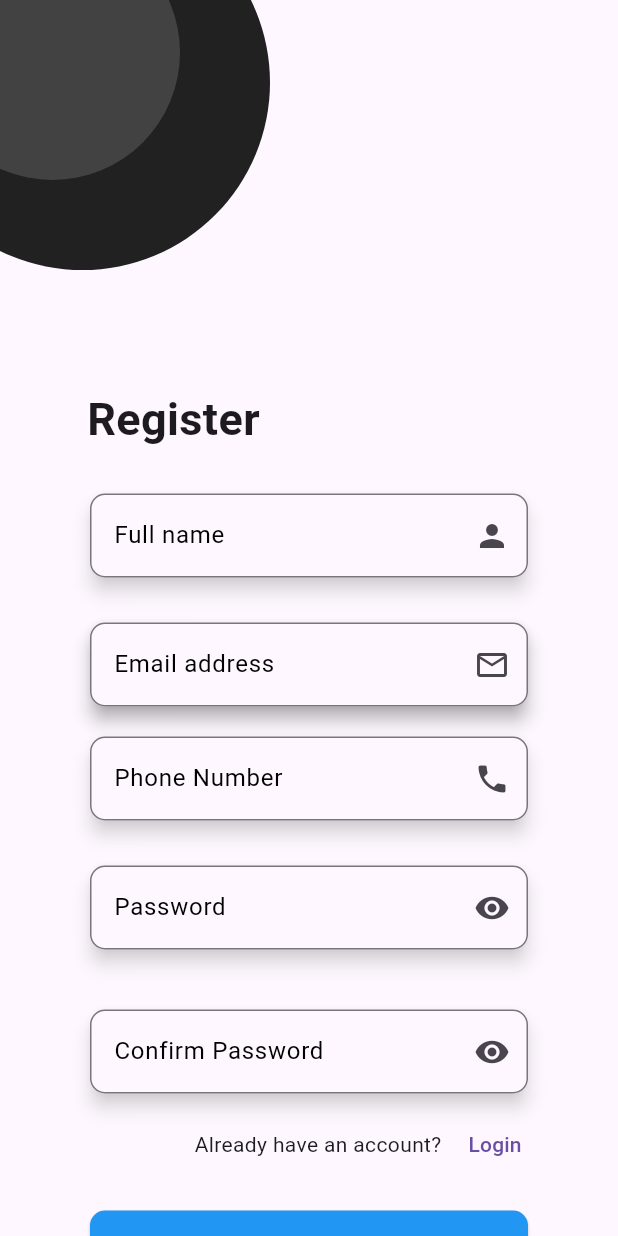
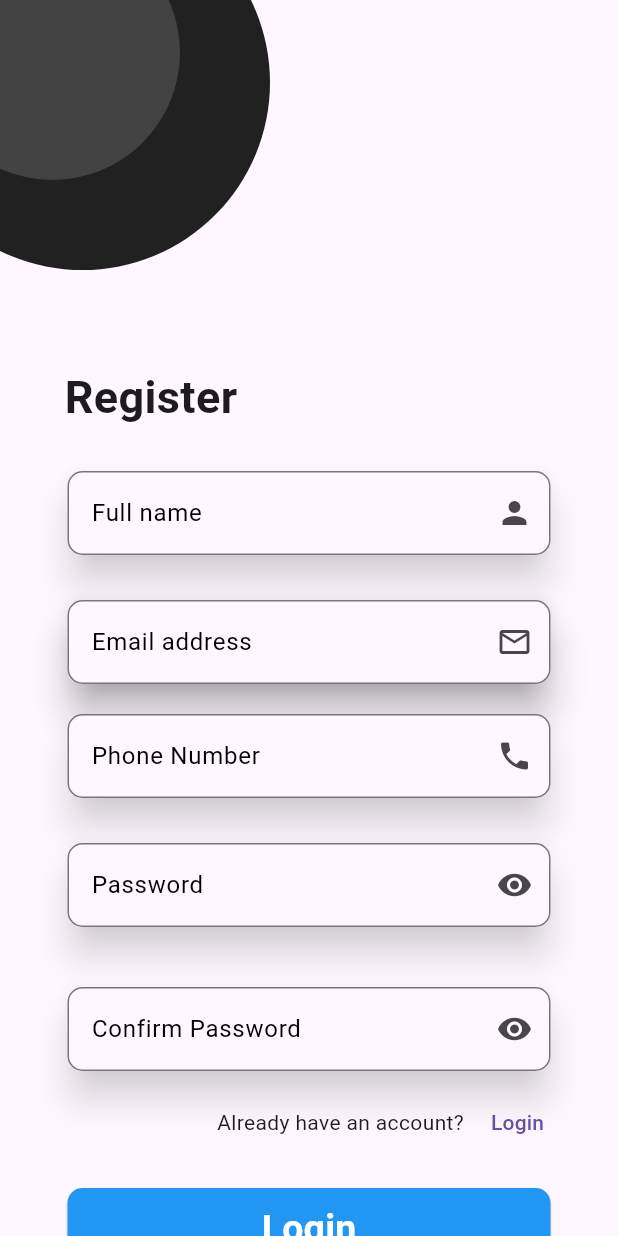
Before and after one commit to emmyliano/deebug_emp, a Flutter app: the screen it shows after launch, after a tap on "Register", on a phone screen of 412 x 824 dp. Run offline on Flutter 3.47's test engine with Material 3 defaults, Android fonts, the phone set to English and light mode, and no system bars.

Commit message:
fixed bugs

```diff
--- a/lib/forgot_password.dart
+++ b/lib/forgot_password.dart
@@ -53,7 +53,7 @@ class _ForgotPasswordState extends State<ForgotPassword> {
 
                 Center(
                     child: Padding(
-                      padding: const EdgeInsets.all(50),
+                      padding: const EdgeInsets.all(35),
                       child: Column(
                           mainAxisAlignment: MainAxisAlignment.center,
                           children: [
@@ -81,7 +81,7 @@ class _ForgotPasswordState extends State<ForgotPassword> {
                             Padding(
                               padding: const EdgeInsets.all(10),
                               child: Material(
-                                elevation: 5.0,
+                                elevation: 10.0,
                                 shadowColor: Colors.grey.withOpacity(0.5),
                                 borderRadius: BorderRadius.circular(10.0),
                                 child: TextField(
--- a/lib/register.dart
+++ b/lib/register.dart
@@ -54,7 +54,8 @@ class _SignUpState extends State<SignUp> {
               ),
 
                 Center(
-                    child: Padding(padding: const EdgeInsets.all(50),
+                    child: Padding(
+                      padding: const EdgeInsets.all(35),
                       child: Column(
                           mainAxisAlignment: MainAxisAlignment.center,
                           children: [
@@ -82,7 +83,7 @@ class _SignUpState extends State<SignUp> {
 
                             Padding(padding: const EdgeInsets.all(10),
                               child: Material(
-                                elevation: 5.0,
+                                elevation: 10,
                                 shadowColor: Colors.grey.withOpacity(0.5),
                                 borderRadius: BorderRadius.circular(10.0),
                                 child: TextField(
@@ -118,7 +119,7 @@ class _SignUpState extends State<SignUp> {
                             Padding(
                               padding: const EdgeInsets.all(10),
                               child: Material(
-                                elevation: 5.0,
+                                elevation: 10,
                                 shadowColor: Colors.grey.withOpacity(1.0),
                                 borderRadius: BorderRadius.circular(10.0),
                                 child: TextField(
@@ -154,7 +155,7 @@ class _SignUpState extends State<SignUp> {
                             Padding(
                               padding: const EdgeInsets.all(10),
                               child: Material(
-                                elevation: 5.0,
+                                elevation: 10,
                                 shadowColor: Colors.grey.withOpacity(0.5),
                                 borderRadius: BorderRadius.circular(10.0),
                                 child: TextField(
@@ -192,7 +193,7 @@ class _SignUpState extends State<SignUp> {
                             Padding(
                               padding: const EdgeInsets.all(10),
                               child: Material(
-                                elevation: 5.0,
+                                elevation: 10,
                                 shadowColor: Colors.grey.withOpacity(0.5),
                                 borderRadius: BorderRadius.circular(10.0),
                                 child: TextField(
@@ -237,7 +238,7 @@ class _SignUpState extends State<SignUp> {
                             Padding(
                               padding: const EdgeInsets.all(10),
                               child: Material(
-                                elevation: 5.0,
+                                elevation: 10,
                                 shadowColor: Colors.grey.withOpacity(0.5),
                                 borderRadius: BorderRadius.circular(10.0),
                                 child: TextField(
--- a/lib/sign_in.dart
+++ b/lib/sign_in.dart
@@ -57,7 +57,7 @@ class _SignInState extends State<SignIn> {
 
               Center(
                   child: Padding(
-                    padding: const EdgeInsets.all(50),
+                    padding: const EdgeInsets.all(35),
                     child: Column(
                         mainAxisAlignment: MainAxisAlignment.center,
                         children: [
@@ -85,7 +85,7 @@ class _SignInState extends State<SignIn> {
                           Padding(
                             padding: const EdgeInsets.all(10),
                             child: Material(
-                              elevation: 5.0,
+                              elevation: 10,
                               shadowColor: Colors.grey.withOpacity(0.5),
                               borderRadius: BorderRadius.circular(10.0),
                               child: TextField(
@@ -117,7 +117,7 @@ class _SignInState extends State<SignIn> {
                           Padding(
                             padding: const EdgeInsets.all(10),
                             child: Material(
-                              elevation: 5.0,
+                              elevation: 10,
                               borderRadius: BorderRadius.circular(10.0),
                               shadowColor: Colors.grey.withOpacity(0.5),
                               child: TextField(
```
